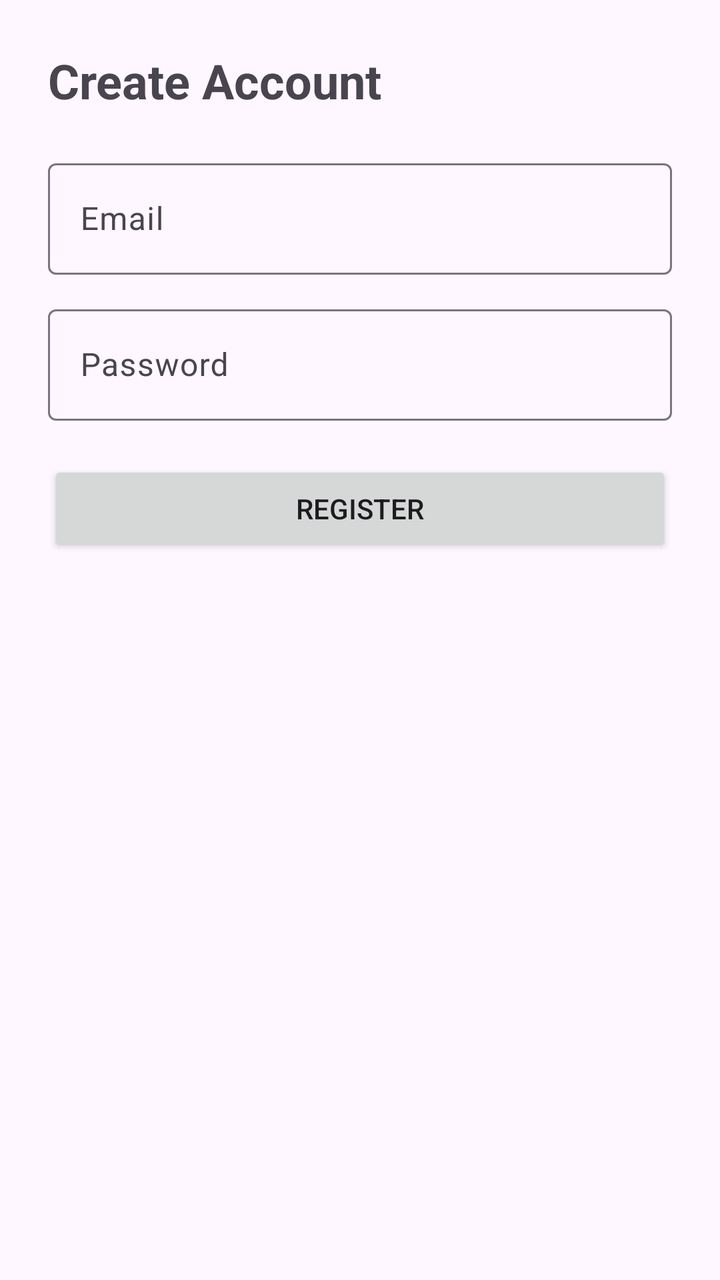
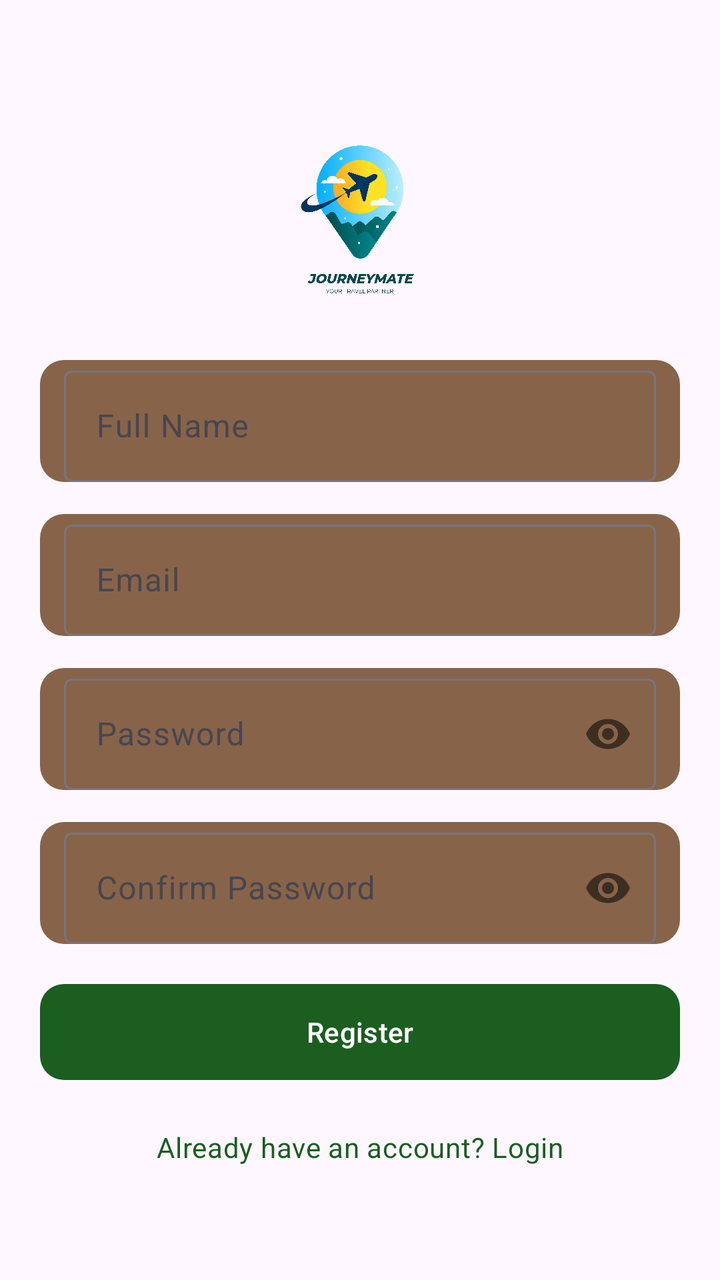

Before-and-after screenshots of an Android layout around one commit, followed by the original layout XML and the change that was made.
<!-- AndroidManifest.xml: application theme Theme.TrekMate -->
<!-- res/layout/activity_register.xml -->
<?xml version="1.0" encoding="utf-8"?>
<LinearLayout xmlns:android="http://schemas.android.com/apk/res/android"
    android:orientation="vertical"
    android:padding="24dp"
    android:layout_width="match_parent"
    android:layout_height="match_parent">

    <TextView
        android:layout_width="wrap_content"
        android:layout_height="wrap_content"
        android:text="Create Account"
        android:textSize="24sp"
        android:textStyle="bold"
        android:layout_marginBottom="20dp" />

    <com.google.android.material.textfield.TextInputLayout
        android:layout_width="match_parent"
        android:layout_height="wrap_content">

        <com.google.android.material.textfield.TextInputEditText
            android:id="@+id/regEmail"
            android:layout_width="match_parent"
            android:layout_height="wrap_content"
            android:minHeight="48dp"
            android:hint="Email"
            android:inputType="textEmailAddress" />
    </com.google.android.material.textfield.TextInputLayout>

    <com.google.android.material.textfield.TextInputLayout
        android:layout_width="match_parent"
        android:layout_height="wrap_content"
        android:layout_marginTop="12dp">

        <com.google.android.material.textfield.TextInputEditText
            android:id="@+id/regPassword"
            android:layout_width="match_parent"
            android:layout_height="wrap_content"
            android:minHeight="48dp"
            android:hint="Password"
            android:inputType="textPassword" />
    </com.google.android.material.textfield.TextInputLayout>

    <Button
        android:id="@+id/registerBtn"
        android:layout_width="match_parent"
        android:layout_height="wrap_content"
        android:text="Register"
        android:layout_marginTop="20dp" />

</LinearLayout>
<!-- resources referenced by this layout -->
<resources>
  <style name="Theme.TrekMate" parent="Theme.Material3.DayNight.NoActionBar">
          <item name="colorPrimary">#1B5E20</item>
          <item name="colorSecondary">#4CAF50</item>
      </style>
</resources>

<!-- the commit's change to res/layout/activity_register.xml (unified diff, before → after) -->
@@ -1,50 +1,150 @@
 <?xml version="1.0" encoding="utf-8"?>
-<LinearLayout xmlns:android="http://schemas.android.com/apk/res/android"
-    android:orientation="vertical"
-    android:padding="24dp"
+<androidx.constraintlayout.widget.ConstraintLayout
+    xmlns:android="http://schemas.android.com/apk/res/android"
+    xmlns:app="http://schemas.android.com/apk/res-auto"
     android:layout_width="match_parent"
-    android:layout_height="match_parent">
+    android:layout_height="match_parent"
+    android:padding="20dp">
 
-    <TextView
-        android:layout_width="wrap_content"
+    
+    <ImageView
+        android:id="@+id/ivLogo"
+        android:layout_width="100dp"
+        android:layout_height="100dp"
+        android:src="@drawable/launcher_logo"
+        android:contentDescription="@string/app_name"
+        app:layout_constraintTop_toTopOf="parent"
+        app:layout_constraintStart_toStartOf="parent"
+        app:layout_constraintEnd_toEndOf="parent"
+        android:layout_marginTop="40dp"/>
+
+    
+    <com.google.android.material.textfield.TextInputLayout
+        android:id="@+id/nameLayout"
+        android:layout_width="0dp"
         android:layout_height="wrap_content"
-        android:text="Create Account"
-        android:textSize="24sp"
-        android:textStyle="bold"
-        android:layout_marginBottom="20dp" />
+        android:hint="@string/full_name"
+        android:background="@drawable/rounded_edittext"
+        app:layout_constraintTop_toBottomOf="@id/ivLogo"
+        app:layout_constraintStart_toStartOf="parent"
+        app:layout_constraintEnd_toEndOf="parent"
+        android:layout_marginTop="20dp"
+        app:boxBackgroundMode="outline">
 
+        <com.google.android.material.textfield.TextInputEditText
+            android:id="@+id/etName"
+            android:layout_width="match_parent"
+            android:layout_height="wrap_content"
+            android:maxWidth="360dp"
+            android:inputType="textPersonName"
+            android:textColor="?attr/colorOnSurface"
+            android:hintTextColor="?attr/colorOnSurfaceVariant"/>
+    </com.google.android.material.textfield.TextInputLayout>
+
+    
     <com.google.android.material.textfield.TextInputLayout
-        android:layout_width="match_parent"
-        android:layout_height="wrap_content">
+        android:id="@+id/emailLayout"
+        android:layout_width="0dp"
+        android:layout_height="wrap_content"
+        android:hint="@string/email"
+        android:background="@drawable/rounded_edittext"
+        app:layout_constraintTop_toBottomOf="@id/nameLayout"
+        app:layout_constraintStart_toStartOf="parent"
+        app:layout_constraintEnd_toEndOf="parent"
+        android:layout_marginTop="16dp"
+        app:boxBackgroundMode="outline">
 
         <com.google.android.material.textfield.TextInputEditText
             android:id="@+id/regEmail"
             android:layout_width="match_parent"
             android:layout_height="wrap_content"
-            android:minHeight="48dp"
-            android:hint="Email"
-            android:inputType="textEmailAddress" />
+            android:maxWidth="360dp"
+            android:inputType="textEmailAddress"
+            android:textColor="?attr/colorOnSurface"/>
     </com.google.android.material.textfield.TextInputLayout>
 
+    
     <com.google.android.material.textfield.TextInputLayout
-        android:layout_width="match_parent"
+        android:id="@+id/passwordLayout"
+        android:layout_width="0dp"
         android:layout_height="wrap_content"
-        android:layout_marginTop="12dp">
+        android:hint="@string/password"
+        android:background="@drawable/rounded_edittext"
+        app:passwordToggleEnabled="true"
+        app:layout_constraintTop_toBottomOf="@id/emailLayout"
+        app:layout_constraintStart_toStartOf="parent"
+        app:layout_constraintEnd_toEndOf="parent"
+        android:layout_marginTop="16dp"
+        app:boxBackgroundMode="outline">
 
         <com.google.android.material.textfield.TextInputEditText
             android:id="@+id/regPassword"
             android:layout_width="match_parent"
             android:layout_height="wrap_content"
-            android:minHeight="48dp"
-            android:hint="Password"
-            android:inputType="textPassword" />
+            android:maxWidth="360dp"
+            android:inputType="textPassword"
+            android:textColor="?attr/colorOnSurface"/>
     </com.google.android.material.textfield.TextInputLayout>
 
-    <Button
+    
+    <com.google.android.material.textfield.TextInputLayout
+        android:id="@+id/confirmPasswordLayout"
+        android:layout_width="0dp"
+        android:layout_height="wrap_content"
+        android:hint="@string/confirm_password"
+        android:background="@drawable/rounded_edittext"
+        app:passwordToggleEnabled="true"
+        app:layout_constraintTop_toBottomOf="@id/passwordLayout"
+        app:layout_constraintStart_toStartOf="parent"
+        app:layout_constraintEnd_toEndOf="parent"
+        android:layout_marginTop="16dp"
+        app:boxBackgroundMode="outline">
+
+        <com.google.android.material.textfield.TextInputEditText
+            android:id="@+id/etConfirmPassword"
+            android:layout_width="match_parent"
+            android:layout_height="wrap_content"
+            android:maxWidth="360dp"
+            android:inputType="textPassword"
+            android:textColor="?attr/colorOnSurface"/>
+    </com.google.android.material.textfield.TextInputLayout>
+
+    
+    <com.google.android.material.button.MaterialButton
         android:id="@+id/registerBtn"
-        android:layout_width="match_parent"
+        android:layout_width="0dp"
         android:layout_height="wrap_content"
-        android:text="Register"
-        android:layout_marginTop="20dp" />
+        android:maxWidth="360dp"
+        android:text="@string/register"
+        android:background="@drawable/rounded_button"
+        app:cornerRadius="16dp"
+        app:layout_constraintTop_toBottomOf="@id/confirmPasswordLayout"
+        app:layout_constraintStart_toStartOf="parent"
+        app:layout_constraintEnd_toEndOf="parent"
+        android:layout_marginTop="20dp"/>
 
-</LinearLayout>
+    
+    <ProgressBar
+        android:id="@+id/progressBar"
+        android:layout_width="wrap_content"
+        android:layout_height="wrap_content"
+        android:visibility="gone"
+        app:layout_constraintTop_toBottomOf="@id/registerBtn"
+        app:layout_constraintStart_toStartOf="parent"
+        app:layout_constraintEnd_toEndOf="parent"
+        android:layout_marginTop="16dp"/>
+
+    
+    <TextView
+        android:id="@+id/tvLogin"
+        android:layout_width="wrap_content"
+        android:layout_height="wrap_content"
+        android:text="@string/already_have_account"
+        android:textAppearance="?attr/textAppearanceBodyMedium"
+        android:textColor="?attr/colorPrimary"
+        app:layout_constraintTop_toBottomOf="@id/progressBar"
+        app:layout_constraintStart_toStartOf="parent"
+        app:layout_constraintEnd_toEndOf="parent"
+        android:layout_marginTop="24dp"/>
+
+</androidx.constraintlayout.widget.ConstraintLayout>
<!-- resource entries referenced after the edit -->
@@ -1,8 +1,32 @@
 <!-- resources referenced by this layout -->
 <resources>
+  <!-- drawable launcher_logo: png bitmap (drawable, 354851 bytes) -->
+  <!-- drawable rounded_button (drawable) -->
+  <?xml version="1.0" encoding="utf-8"?>
+  <shape xmlns:android="http://schemas.android.com/apk/res/android"
+      android:shape="rectangle">
+      <corners android:radius="12dp"/>
+      <solid android:color="@color/purple_500"/>
+  </shape>
+  <!-- drawable rounded_edittext (drawable) -->
+  <?xml version="1.0" encoding="utf-8"?>
+  <shape xmlns:android="http://schemas.android.com/apk/res/android"
+      android:shape="rectangle">
+      <corners android:radius="12dp"/>
+      <solid android:color="#876449"/>
+      <padding android:left="12dp" android:right="12dp"/>
+  </shape>
+  <string name="already_have_account">Already have an account? Login</string>
+  <string name="app_name">TrekMate</string>
+  <string name="confirm_password">Confirm Password</string>
+  <string name="email">Email</string>
+  <string name="full_name">Full Name</string>
+  <string name="password">Password</string>
+  <string name="register">Register</string>
   <style name="Theme.TrekMate" parent="Theme.Material3.DayNight.NoActionBar">
           <item name="colorPrimary">#1B5E20</item>
           <item name="colorSecondary">#4CAF50</item>
       </style>
+  <color name="purple_500">#FF6200EE</color>
 </resources>
 
